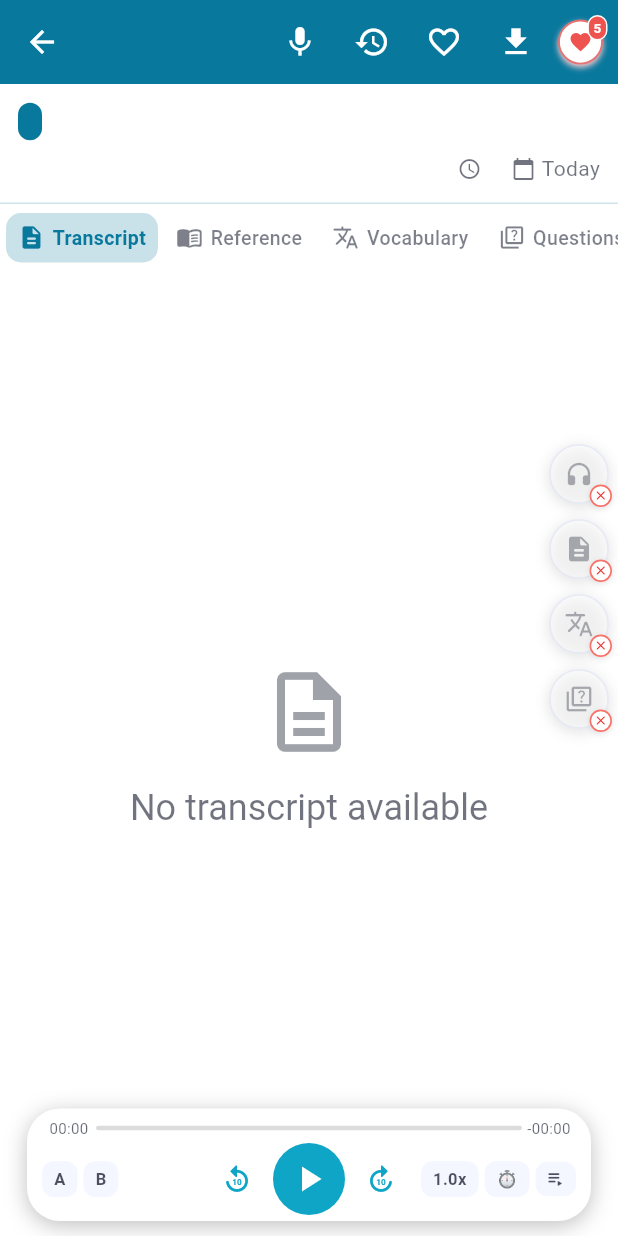
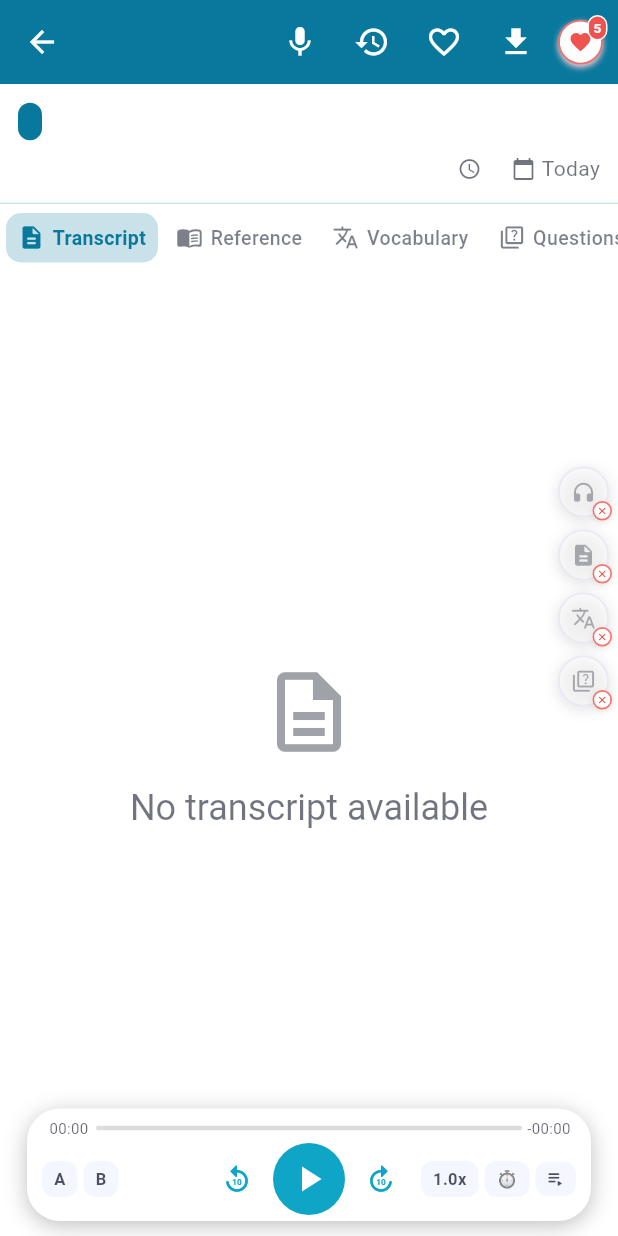
Before and after one commit to nguyenapt/BBC_Reborn, a Flutter app: the EpisodeDetailScreen screen opened directly with empty values, on a phone screen of 412 x 824 dp. Run offline on Flutter 3.47's test engine with Material 3 defaults, Android fonts, the phone set to English and light mode, and no system bars; our stand-ins replace audioplayers, cached_network_image, cloud_functions, firebase_auth, firebase_core, firebase_database and 16 more; missing offline and left inert: firebase_app_check, in_app_update, record; accounts and stored records are empty; network calls fail.

Commit message:
fix edge to edge for android 16

```diff
--- a/lib/main.dart
+++ b/lib/main.dart
@@ -176,7 +176,8 @@ class _BBCLearningAppStatefulState extends State<BBCLearningAppStateful>
       context: context,
       showDragHandle: true,
       builder: (sheetContext) {
-        return Padding(
+        return SafeArea(
+          child: Padding(
             padding: const EdgeInsets.fromLTRB(16, 8, 16, 20),
             child: Column(
               mainAxisSize: MainAxisSize.min,
@@ -217,6 +218,7 @@ class _BBCLearningAppStatefulState extends State<BBCLearningAppStateful>
                   ],
                 ),
               ],
+            ),
           ),
         );
       },
--- a/lib/screens/episode_detail_screen.dart
+++ b/lib/screens/episode_detail_screen.dart
@@ -220,7 +220,7 @@ class _EpisodeDetailScreenState extends State<EpisodeDetailScreen> {
   }
 
   double _contentBottomInset(BuildContext context) {
-    final safeBottom = MediaQuery.of(context).padding.bottom;
+    final safeBottom = MediaQuery.viewPaddingOf(context).bottom;
     return _playerHeight +
         _playerBottomOffset +
         _contentPlayerGap +
@@ -229,7 +229,7 @@ class _EpisodeDetailScreenState extends State<EpisodeDetailScreen> {
 
   /// Cố định — không đổi khi player mở rộng panel transcript.
   double _checklistBottomInset(BuildContext context) {
-    final safeBottom = MediaQuery.of(context).padding.bottom;
+    final safeBottom = MediaQuery.viewPaddingOf(context).bottom;
     return _fallbackPlayerHeight + _playerBottomOffset + safeBottom;
   }
 
@@ -711,7 +711,8 @@ class _EpisodeDetailScreenState extends State<EpisodeDetailScreen> {
           Positioned(
             left: EpisodeDetailTabPanel.contentHorizontalInset,
             right: EpisodeDetailTabPanel.contentHorizontalInset,
-            bottom: 10,
+            bottom: _playerBottomOffset +
+                MediaQuery.viewPaddingOf(context).bottom,
             child: ListenableBuilder(
               listenable: _audioService,
               builder: (context, child) {
--- a/lib/screens/episode_search_screen.dart
+++ b/lib/screens/episode_search_screen.dart
@@ -152,6 +152,9 @@ class _EpisodeSearchScreenState extends State<EpisodeSearchScreen> {
     }
 
     return ListView.builder(
+      padding: EdgeInsets.only(
+        bottom: MediaQuery.viewPaddingOf(context).bottom + 8,
+      ),
       itemCount: _results.length,
       itemBuilder: (context, index) {
         final episode = _results[index];
--- a/lib/widgets/floating_bottom_nav_bar.dart
+++ b/lib/widgets/floating_bottom_nav_bar.dart
@@ -27,7 +27,7 @@ class FloatingBottomNavBar extends StatelessWidget {
 
   /// Chiều cao vùng navbar overlay (để pad nội dung scroll nếu cần).
   static double bottomInset(BuildContext context) {
-    final safeBottom = MediaQuery.paddingOf(context).bottom;
+    final safeBottom = MediaQuery.viewPaddingOf(context).bottom;
     return _outerMarginBottom +
         _barVerticalPadding * 2 +
         _itemVerticalPadding * 2 +
--- a/lib/widgets/learning_checklist_bar.dart
+++ b/lib/widgets/learning_checklist_bar.dart
@@ -3,7 +3,7 @@ import '../models/episode_learning_progress.dart';
 import '../services/language_manager.dart';
 
 class LearningChecklistBar extends StatelessWidget {
-  static const double iconSize = 40;
+  static const double iconSize = 34;
   static const double laneOuterPadding = 6;
   static const double reservedLaneWidth = iconSize + laneOuterPadding;
   /// Khoảng trống phải cho native/banner ad — tránh chồng checklist (AdMob).
@@ -59,7 +59,7 @@ class LearningChecklistBar extends StatelessWidget {
         mainAxisSize: MainAxisSize.min,
         children: [
           for (int i = 0; i < steps.length; i++) ...[
-            if (i > 0) const SizedBox(height: 10),
+            if (i > 0) const SizedBox(height: 8),
             _ChecklistIcon(
               step: steps[i],
               accentColor: accentColor,
@@ -141,7 +141,7 @@ class _ChecklistIcon extends StatelessWidget {
               ),
               child: Icon(
                 step.icon,
-                size: 20,
+                size: 17,
                 color: step.done ? accentColor : inactiveColor,
               ),
             ),
@@ -149,8 +149,8 @@ class _ChecklistIcon extends StatelessWidget {
               right: -2,
               bottom: -2,
               child: Container(
-                width: 15,
-                height: 15,
+                width: 13,
+                height: 13,
                 decoration: BoxDecoration(
                   color: colorScheme.surface,
                   shape: BoxShape.circle,
@@ -170,7 +170,7 @@ class _ChecklistIcon extends StatelessWidget {
                 ),
                 child: Icon(
                   step.done ? Icons.check_rounded : Icons.close_rounded,
-                  size: 10,
+                  size: 8,
                   color: step.done ? _completedGreen : Colors.red.shade600,
                 ),
               ),
```
Also changed, not shown: lib/screens/grammar_detail_screen.dart (+6 -1 lines), lib/screens/speaking_history_screen.dart (+6 -1 lines), lib/screens/speaking_practice_screen.dart (+25 -6 lines), lib/screens/speaking_session_attempts_screen.dart (+6 -1 lines), lib/screens/vocabulary_practice_screen.dart (+6 -3 lines), lib/widgets/question_slide.dart (+16 -23 lines), lib/widgets/vocabulary_slide.dart (+7 -19 lines). Lines whose indentation alone changed are shown as unchanged.
